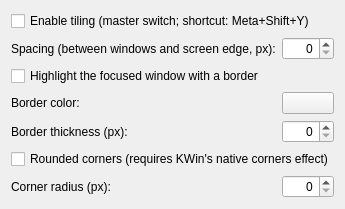
Before: the Qt Designer form platform-linux-kde/kwin-script/contents/ui/config.ui in ediano/Etherbit-Tiling, drawn with Qt 5.
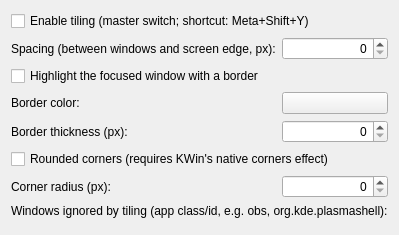
After: the same form once the commit is applied. Custom widgets are drawn as their Qt base class.

The edit to the form file:
```diff
--- a/platform-linux-kde/kwin-script/contents/ui/config.ui
+++ b/platform-linux-kde/kwin-script/contents/ui/config.ui
@@ -81,6 +81,16 @@
      <property name="alignment"><set>Qt::AlignRight|Qt::AlignVCenter</set></property>
     </widget>
    </item>
+   <item row="7" column="0" colspan="2">
+    <widget class="QLabel" name="labelIgnoreList">
+     <property name="text">
+      <string>Windows ignored by tiling (app class/id, e.g. obs, org.kde.plasmashell):</string>
+     </property>
+    </widget>
+   </item>
+   <item row="8" column="0" colspan="2">
+    <widget class="KEditListWidget" name="kcfg_ignoreList"/>
+   </item>
   </layout>
  </widget>
  <customwidgets>
@@ -89,6 +99,11 @@
    <extends>QPushButton</extends>
    <header>kcolorbutton.h</header>
   </customwidget>
+  <customwidget>
+   <class>KEditListWidget</class>
+   <extends>QWidget</extends>
+   <header>keditlistwidget.h</header>
+  </customwidget>
  </customwidgets>
  <resources/>
  <connections/>
```
